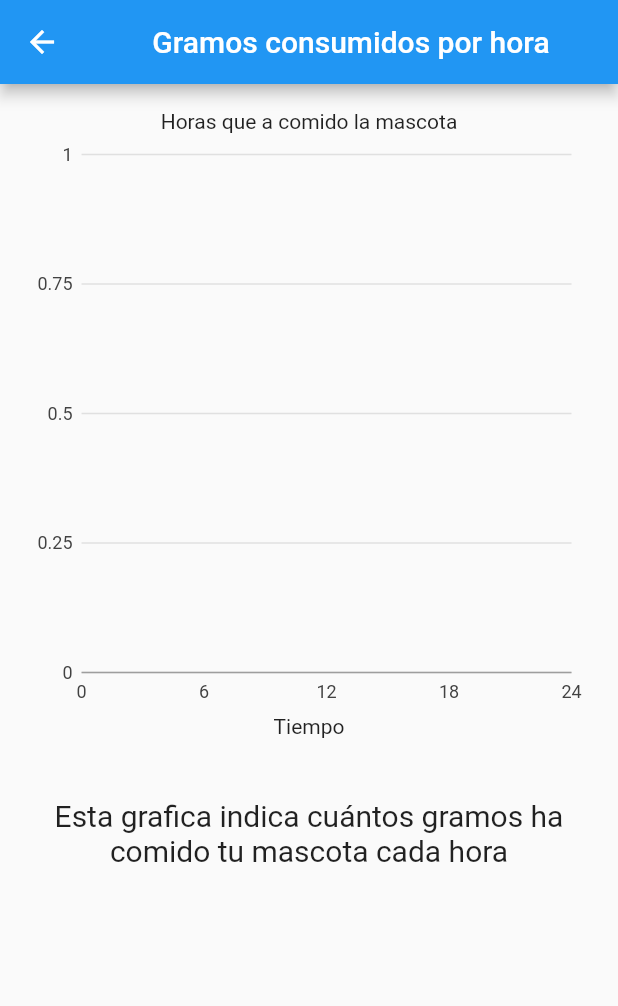
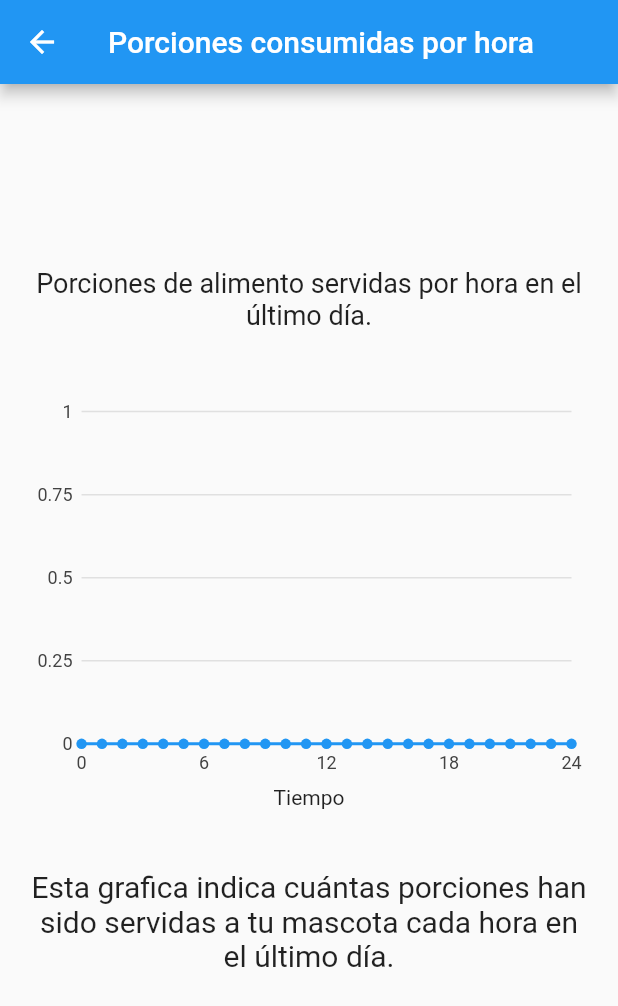
Before and after one commit to Oscarrr00/FeedTech, a Flutter app: the GramsHoursPage screen opened directly with empty values, on a phone screen of 412 x 824 dp. Shown: the top 1006 px of the screen. Run offline on Flutter 3.47's test engine with Material 2 defaults, Android fonts, the phone set to English and light mode, and no system bars; our stand-ins replace bloc, charts_flutter, cloud_firestore, firebase_auth, firebase_core, firebase_database and 5 more; missing offline and left inert: day_night_time_picker, flutterfire_ui, mqtt_client, ndialog; accounts and stored records are empty.

Commit message:
chore graph views

```diff
--- a/lib/pages/grams_per_hour.dart
+++ b/lib/pages/grams_per_hour.dart
@@ -20,8 +20,18 @@ class GramsHoursPage extends StatefulWidget {
 class _GramsHoursPageState extends State<GramsHoursPage> {
   late final StreamSubscription<QuerySnapshot<Map<String, dynamic>>>
       _feedPerHourSubscription;
-  List<TimeLine> data = [];
+  late List<TimeLine> data;
   void initState() {
+    data = [];
+    for (int i = 0; i <= 24; i++) {
+      data.add(
+        TimeLine(
+          hour: i,
+          portions: 0,
+          barColor: charts.ColorUtil.fromDartColor(Colors.blue),
+        ),
+      );
+    }
     _getFeedPerHourSubscription();
     super.initState();
   }
@@ -45,22 +55,22 @@ class _GramsHoursPageState extends State<GramsHoursPage> {
 
     return Scaffold(
       appBar: AppBar(
-        title: Row(
-          mainAxisAlignment: MainAxisAlignment.center,
-          children: [
-            Text("Gramos consumidos por hora"),
-          ],
-        ),
+        title: Text("Porciones consumidas por hora"),
       ),
       body: Padding(
         padding: const EdgeInsets.all(17.0),
         child: Column(
           mainAxisSize: MainAxisSize.min,
           children: [
+            Expanded(flex: 20, child: SizedBox.expand()),
             Text(
-              "Horas que a comido la mascota",
+              "Porciones de alimento servidas por hora en el último día.",
+              style: TextStyle(fontSize: 18),
+              textAlign: TextAlign.center,
             ),
+            SizedBox(height: 40),
             Expanded(
+              flex: 50,
               child: charts.LineChart(
                 timeline,
                 domainAxis: const charts.NumericAxisSpec(
@@ -76,13 +86,12 @@ class _GramsHoursPageState extends State<GramsHoursPage> {
               "Tiempo",
             ),
             SizedBox(height: 40),
-            Container(
-                height: MediaQuery.of(context).size.height / 3,
-                child: Text(
-                  "Esta grafica indica cuántos gramos ha comido tu mascota cada hora",
-                  style: TextStyle(fontSize: 20),
-                  textAlign: TextAlign.center,
-                )),
+            Text(
+              "Esta grafica indica cuántas porciones han sido servidas a tu mascota cada hora en el último día.",
+              style: TextStyle(fontSize: 20),
+              textAlign: TextAlign.center,
+            ),
+            Expanded(flex: 30, child: SizedBox.expand()),
           ],
         ),
       ),
@@ -110,7 +119,17 @@ class _GramsHoursPageState extends State<GramsHoursPage> {
         .snapshots()
         .listen((event) {
       if (event.docs.isNotEmpty) {
-        List<TimeLine> newData = [];
+        data = [];
+        for (int i = 0; i <= 24; i++) {
+          data.add(
+            TimeLine(
+              hour: i,
+              portions: 0,
+              barColor: charts.ColorUtil.fromDartColor(Colors.blue),
+            ),
+          );
+        }
+        List<TimeLine> newData = data;
         for (var doc in event.docs) {
           var feedPerHour = doc.data();
           var date = feedPerHour["timestamp"].toDate();
--- a/lib/pages/home_page.dart
+++ b/lib/pages/home_page.dart
@@ -49,7 +49,10 @@ class _HomePageState extends State<HomePage> {
         .get()
         .then((documentSnapshot) {
       {
-        Map<String, dynamic> user = documentSnapshot.data()!;
+        Map<String, dynamic>? user = documentSnapshot.data();
+        if (user == null) {
+          return false;
+        }
         if (user["admin"]) {
           return true;
         } else {
```
Also changed, not shown: lib/pages/food_per_day.dart (+37 -16 lines), lib/pages/food_per_hours.dart (+49 -32 lines), lib/pages/history.dart (+1 -6 lines), pubspec.lock.
